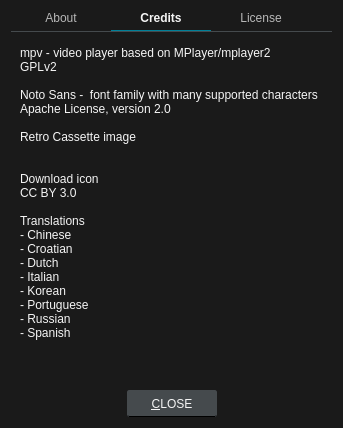
The window that src/ui/aboutdialog.ui (u8sand/Baka-MPlayer) describes before a commit, drawn with Qt 5.
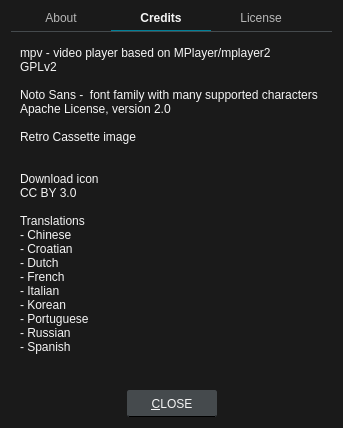
The same window after the commit. The open tabs and pages were chosen to show the change. Icons and pictures are not drawn.

Commit message: aboutdialog.ui: add translation credit for French

The edit to the form file:
```diff
--- a/src/ui/aboutdialog.ui
+++ b/src/ui/aboutdialog.ui
@@ -241,6 +241,7 @@
 - Chinese &lt;amazingfate, Antares95&gt;
 - Croatian &lt;gogo&gt;
 - Dutch &lt;robin007bond&gt;
+- French &lt;chapouvalpin&gt;
 - Italian &lt;Aloysius&gt;
 - Korean &lt;godly-devotion&gt;
 - Portuguese &lt;u8sand&gt;
```
